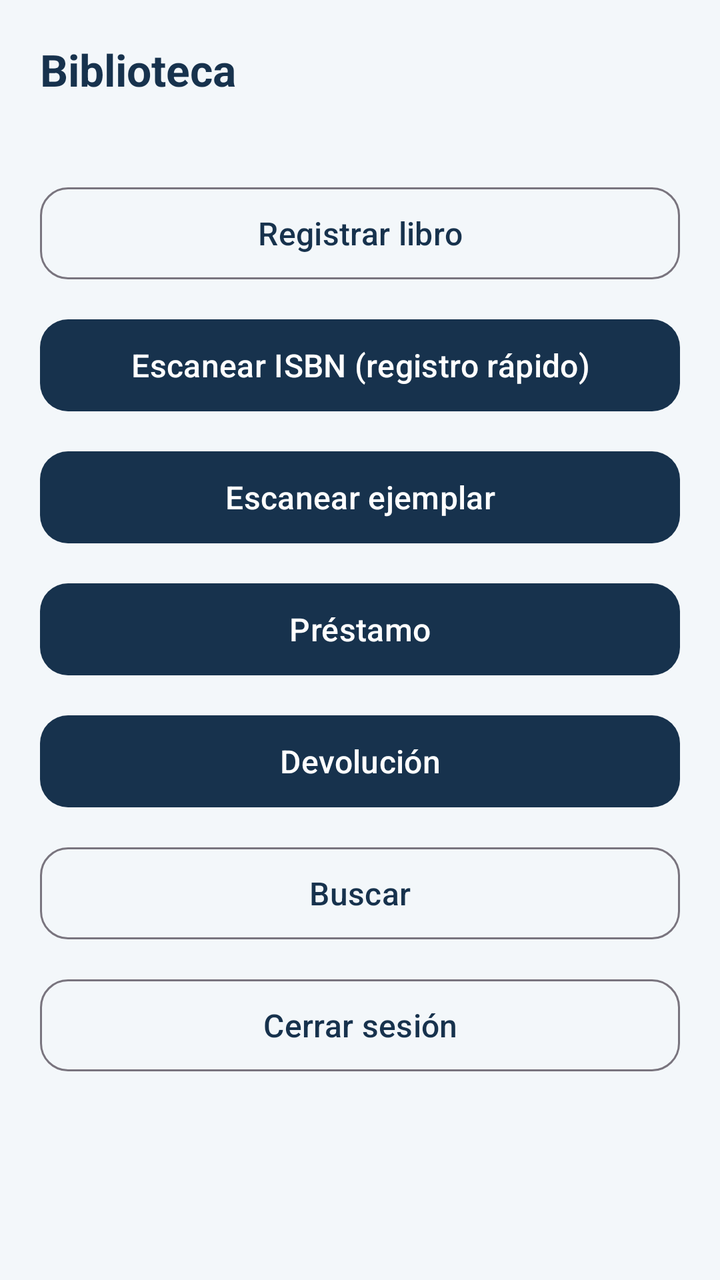
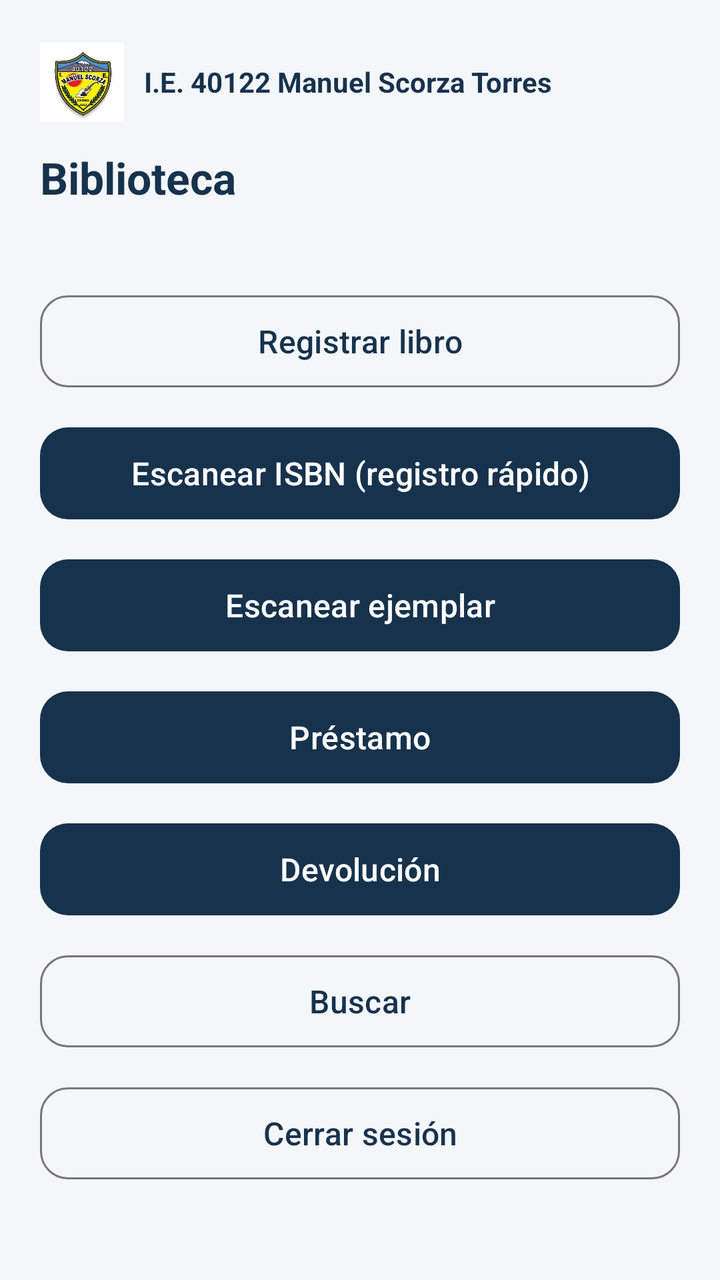

Screens rendered from an Android XML layout before and after an edit, with the pre-edit source and the edit as a unified diff.
<!-- AndroidManifest.xml: application theme Theme.BiblioScorza -->
<!-- res/layout/activity_home.xml -->
<?xml version="1.0" encoding="utf-8"?>
<ScrollView xmlns:android="http://schemas.android.com/apk/res/android"
    android:layout_width="match_parent" android:layout_height="match_parent">
    <LinearLayout android:layout_width="match_parent" android:layout_height="wrap_content"
        android:orientation="vertical" android:padding="20dp">
        <TextView style="@style/BsTitle" android:layout_width="wrap_content" android:layout_height="wrap_content" android:text="Biblioteca" />
        <TextView android:id="@+id/tvUsuario" style="@style/BsText" />
        <Button android:id="@+id/btnRegistrar" style="@style/BsButtonOutline" android:text="Registrar libro" />
        <Button android:id="@+id/btnEscanearIsbn" style="@style/BsButton" android:text="Escanear ISBN (registro rápido)" />
        <Button android:id="@+id/btnEscanearEjemplar" style="@style/BsButton" android:text="Escanear ejemplar" />
        <Button android:id="@+id/btnPrestamo" style="@style/BsButton" android:text="Préstamo" />
        <Button android:id="@+id/btnDevolucion" style="@style/BsButton" android:text="Devolución" />
        <Button android:id="@+id/btnBuscar" style="@style/BsButtonOutline" android:text="Buscar" />
        <Button android:id="@+id/btnSalir" style="@style/BsButtonOutline" android:text="Cerrar sesión" />
    </LinearLayout>
</ScrollView>
<!-- resources referenced by this layout -->
<resources>
  <style name="BsButton" parent="Widget.Material3.Button">
          <item name="android:layout_width">match_parent</item>
          <item name="android:layout_height">54dp</item>
          <item name="android:layout_marginTop">12dp</item>
          <item name="android:textSize">16sp</item>
          <item name="cornerRadius">14dp</item>
      </style>
  <style name="BsButtonOutline" parent="Widget.Material3.Button.OutlinedButton">
          <item name="android:layout_width">match_parent</item>
          <item name="android:layout_height">54dp</item>
          <item name="android:layout_marginTop">12dp</item>
          <item name="android:textSize">16sp</item>
          <item name="cornerRadius">14dp</item>
      </style>
  <style name="BsText">
          <item name="android:layout_width">match_parent</item>
          <item name="android:layout_height">wrap_content</item>
          <item name="android:layout_marginTop">8dp</item>
          <item name="android:textSize">15sp</item>
          <item name="android:textColor">#1E293B</item>
      </style>
  <style name="BsTitle">
          <item name="android:textSize">22sp</item>
          <item name="android:textStyle">bold</item>
          <item name="android:textColor">#17324D</item>
      </style>
  <style name="Theme.BiblioScorza" parent="Theme.Material3.Light.NoActionBar">
          <item name="colorPrimary">#17324D</item>
          <item name="colorOnPrimary">#FFFFFF</item>
          <item name="colorSecondary">#168C83</item>
          <item name="android:statusBarColor">#10263A</item>
          <item name="android:navigationBarColor">#F3F7FA</item>
          <item name="android:windowLightNavigationBar">true</item>
          <item name="android:windowBackground">#F3F7FA</item>
      </style>
</resources>

<!-- the commit's change to res/layout/activity_home.xml (unified diff, before → after) -->
@@ -3,6 +3,7 @@
     android:layout_width="match_parent" android:layout_height="match_parent">
     <LinearLayout android:layout_width="match_parent" android:layout_height="wrap_content"
         android:orientation="vertical" android:padding="20dp">
+        <include layout="@layout/header_brand" />
         <TextView style="@style/BsTitle" android:layout_width="wrap_content" android:layout_height="wrap_content" android:text="Biblioteca" />
         <TextView android:id="@+id/tvUsuario" style="@style/BsText" />
         <Button android:id="@+id/btnRegistrar" style="@style/BsButtonOutline" android:text="Registrar libro" />
@@ -14,3 +15,30 @@
         <Button android:id="@+id/btnSalir" style="@style/BsButtonOutline" android:text="Cerrar sesión" />
     </LinearLayout>
 </ScrollView>
+<!-- res/layout/header_brand.xml (included above) -->
+<?xml version="1.0" encoding="utf-8"?>
+<LinearLayout xmlns:android="http://schemas.android.com/apk/res/android"
+    android:layout_width="match_parent"
+    android:layout_height="wrap_content"
+    android:gravity="center_vertical"
+    android:orientation="horizontal"
+    android:paddingBottom="12dp">
+
+    <ImageView
+        android:layout_width="42dp"
+        android:layout_height="42dp"
+        android:adjustViewBounds="true"
+        android:contentDescription="Escudo de la I.E. 40122 Manuel Scorza Torres"
+        android:scaleType="fitCenter"
+        android:src="@drawable/escudo_colegio" />
+
+    <TextView
+        android:layout_width="0dp"
+        android:layout_height="wrap_content"
+        android:layout_marginStart="10dp"
+        android:layout_weight="1"
+        android:text="I.E. 40122 Manuel Scorza Torres"
+        android:textColor="#17324D"
+        android:textSize="14sp"
+        android:textStyle="bold" />
+</LinearLayout>
<!-- resource entries referenced after the edit -->
@@ -1,5 +1,6 @@
 <!-- resources referenced by this layout -->
 <resources>
+  <!-- drawable escudo_colegio: png bitmap (drawable-nodpi, 203199 bytes) -->
   <style name="BsButton" parent="Widget.Material3.Button">
           <item name="android:layout_width">match_parent</item>
           <item name="android:layout_height">54dp</item>
